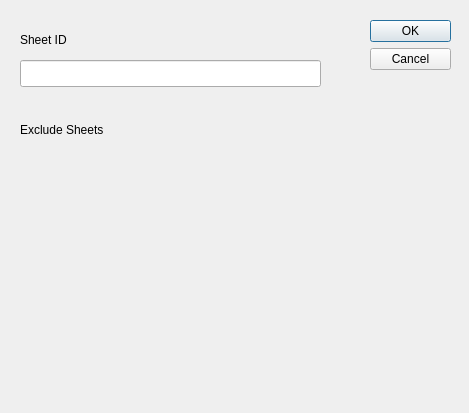
The window that qt5/gui_elements/settUI.ui (Shotaos/GSheetsEngine) describes before a commit, drawn with Qt 5.
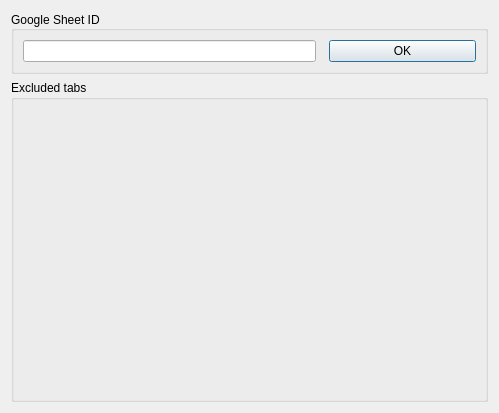
The same window after the commit.

Commit message: Rearrange the add record tab #1

What changed in the file:
```diff
--- a/qt5/gui_elements/settUI.ui
+++ b/qt5/gui_elements/settUI.ui
@@ -6,76 +6,90 @@
    <rect>
     <x>0</x>
     <y>0</y>
-    <width>469</width>
+    <width>499</width>
     <height>413</height>
    </rect>
   </property>
+  <property name="sizePolicy">
+   <sizepolicy hsizetype="Preferred" vsizetype="Preferred">
+    <horstretch>0</horstretch>
+    <verstretch>0</verstretch>
+   </sizepolicy>
+  </property>
   <property name="windowTitle">
    <string>Dialog</string>
   </property>
-  <widget class="QDialogButtonBox" name="okButton">
-   <property name="geometry">
-    <rect>
-     <x>370</x>
-     <y>20</y>
-     <width>81</width>
-     <height>241</height>
-    </rect>
-   </property>
-   <property name="orientation">
-    <enum>Qt::Vertical</enum>
-   </property>
-   <property name="standardButtons">
-    <set>QDialogButtonBox::Cancel|QDialogButtonBox::Ok</set>
-   </property>
-  </widget>
-  <widget class="QLabel" name="label">
-   <property name="geometry">
-    <rect>
-     <x>20</x>
-     <y>30</y>
-     <width>67</width>
-     <height>19</height>
-    </rect>
-   </property>
-   <property name="text">
-    <string>Sheet ID</string>
-   </property>
-  </widget>
-  <widget class="QLineEdit" name="sheetId">
-   <property name="geometry">
-    <rect>
-     <x>20</x>
-     <y>60</y>
-     <width>301</width>
-     <height>27</height>
-    </rect>
-   </property>
-  </widget>
-  <widget class="QLabel" name="label_3">
-   <property name="geometry">
-    <rect>
-     <x>20</x>
-     <y>120</y>
-     <width>131</width>
-     <height>19</height>
-    </rect>
-   </property>
-   <property name="text">
-    <string>Exclude Sheets</string>
-   </property>
-  </widget>
-  <widget class="QWidget" name="gridLayoutWidget">
-   <property name="geometry">
-    <rect>
-     <x>20</x>
-     <y>150</y>
-     <width>431</width>
-     <height>241</height>
-    </rect>
-   </property>
-   <layout class="QGridLayout" name="exclude_sheets"/>
-  </widget>
+  <layout class="QGridLayout" name="gridLayout_4">
+   <item row="0" column="0">
+    <layout class="QGridLayout" name="gridLayout">
+     <item row="0" column="0">
+      <widget class="QGroupBox" name="sheet_id_box">
+       <property name="sizePolicy">
+        <sizepolicy hsizetype="Preferred" vsizetype="Fixed">
+         <horstretch>0</horstretch>
+         <verstretch>0</verstretch>
+        </sizepolicy>
+       </property>
+       <property name="title">
+        <string>Google Sheet ID</string>
+       </property>
+       <property name="alignment">
+        <set>Qt::AlignLeading|Qt::AlignLeft|Qt::AlignVCenter</set>
+       </property>
+       <layout class="QHBoxLayout" name="horizontalLayout">
+        <property name="spacing">
+         <number>13</number>
+        </property>
+        <item>
+         <widget class="QLineEdit" name="sheetId">
+          <property name="sizePolicy">
+           <sizepolicy hsizetype="Preferred" vsizetype="Fixed">
+            <horstretch>2</horstretch>
+            <verstretch>0</verstretch>
+           </sizepolicy>
+          </property>
+         </widget>
+        </item>
+        <item>
+         <widget class="QDialogButtonBox" name="okButton">
+          <property name="sizePolicy">
+           <sizepolicy hsizetype="Preferred" vsizetype="Preferred">
+            <horstretch>1</horstretch>
+            <verstretch>0</verstretch>
+           </sizepolicy>
+          </property>
+          <property name="maximumSize">
+           <size>
+            <width>150</width>
+            <height>16777215</height>
+           </size>
+          </property>
+          <property name="orientation">
+           <enum>Qt::Vertical</enum>
+          </property>
+          <property name="standardButtons">
+           <set>QDialogButtonBox::Ok</set>
+          </property>
+         </widget>
+        </item>
+       </layout>
+      </widget>
+     </item>
+     <item row="1" column="0">
+      <widget class="QGroupBox" name="exclude_sheets_box">
+       <property name="title">
+        <string>Excluded tabs</string>
+       </property>
+       <layout class="QGridLayout" name="gridLayout_3">
+        <item row="0" column="0">
+         <layout class="QGridLayout" name="exclude_sheets"/>
+        </item>
+       </layout>
+      </widget>
+     </item>
+    </layout>
+   </item>
+  </layout>
  </widget>
  <resources/>
  <connections>
```
Left out of the diff: 2 changed lines with no effect on the pictures. The commit also changes 5 other files.
